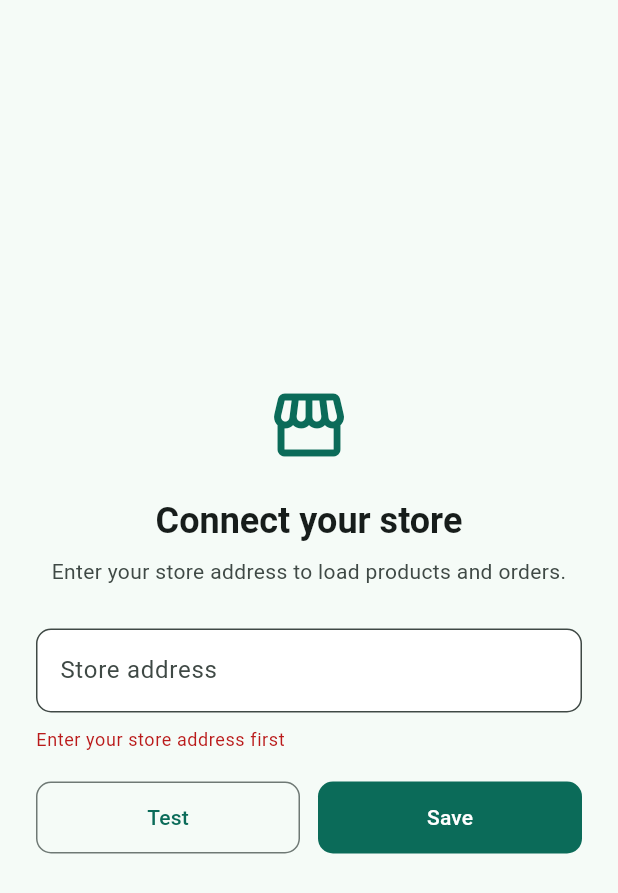
After one commit to shocktide1688/jade-cart, a Flutter app: the screen it shows after launch, after a tap on "Test", after a tap on "Save", on a phone screen of 412 x 824 dp. The commit adds this screen. Shown: the top 893 px of the screen. Run offline on Flutter 3.47's test engine with Material 3 defaults, Android fonts, the phone set to English and light mode, and no system bars; our stand-ins replace cached_network_image, cookie_jar, dio, dio_cookie_manager, flutter_riverpod, flutter_secure_storage and 1 more; network calls fail.

Commit message:
feat: 上架准备 — 隐私清单/发布签名/配置守卫/商店元数据
上架必需项:
- ios/Runner/PrivacyInfo.xcprivacy: required reason API + 采集数据类型声明, 并挂入 Xcode 工程
- Android release 签名 (key.properties, 缺失时退回 debug) + ProGuard 规则 + 混淆开启
- 文档 docs/release/app-store.md: 商店文案/关键词/审核备注/隐私标签/提交检查清单

防上架事故:
- release 包未传 --dart-define=API_BASE_URL 时不再静默连 localhost, 走 /setup 配置引导页
- Android release 缺 INTERNET 权限 (Flutter 模板只在 debug/profile 给) → 线上无法联网
- 用户可见文案统一英文 (App 面向英文独立站, 后端业务错误仍是中文)

工具:
- tool/generate_app_screenshots.sh: 深链逐页截图 → Play/App Store 尺寸
- E2E 测试对库存鲁棒 (不再假设库存充足)

```diff
--- a/mobile/lib/app.dart
+++ b/mobile/lib/app.dart
@@ -2,7 +2,9 @@ import 'package:flutter/material.dart';
 import 'package:flutter_riverpod/flutter_riverpod.dart';
 import 'package:go_router/go_router.dart';
 
+import 'package:jade_cart_mobile/app_providers.dart';
 import 'package:jade_cart_mobile/features/account/presentation/pages/account_page.dart';
+import 'package:jade_cart_mobile/features/account/presentation/pages/setup_page.dart';
 import 'package:jade_cart_mobile/features/cart/presentation/pages/cart_page.dart';
 import 'package:jade_cart_mobile/features/catalog/presentation/pages/home_page.dart';
 import 'package:jade_cart_mobile/features/catalog/presentation/pages/product_detail_page.dart';
@@ -16,9 +18,25 @@ import 'package:jade_cart_mobile/ui/app_theme.dart';
 /// 深链: jadecart:///shop/jade-tee → /shop/jade-tee (三斜杠, path 完整对齐路由);
 /// 需在 iOS Info.plist 开 FlutterDeepLinkingEnabled, Android Manifest 开 flutter_deeplinking_enabled。
 final routerProvider = Provider<GoRouter>((ref) {
+  final serverUrl = ref.watch(serverUrlProvider);
   return GoRouter(
     initialLocation: '/home',
+    // 未配置店铺地址 (release 包漏传 --dart-define) → 强制走配置引导页
+    redirect: (context, state) {
+      if (serverUrl.isEmpty && state.matchedLocation != '/setup') {
+        return '/setup';
+      }
+      if (serverUrl.isNotEmpty && state.matchedLocation == '/setup') {
+        return '/home';
+      }
+      return null;
+    },
     routes: [
+      GoRoute(
+        path: '/setup',
+        name: 'setup',
+        builder: (context, state) => const SetupPage(),
+      ),
       StatefulShellRoute.indexedStack(
         builder: (context, state, shell) => HomeShell(shell: shell),
         branches: [
--- a/mobile/lib/core/app_config.dart
+++ b/mobile/lib/core/app_config.dart
@@ -1,4 +1,6 @@
 import 'dart:io';
+
+import 'package:flutter/foundation.dart';
 
 /// 编译期 (--dart-define) 与平台默认服务器地址, 外加 URL 规范化
 abstract final class AppConfig {
@@ -7,11 +9,16 @@ abstract final class AppConfig {
     'API_BASE_URL',
   );
 
-  /// 默认 API 基址: Android 模拟器访问宿主机必须走 10.0.2.2, iOS 模拟器/桌面用 localhost
+  /// 默认 API 基址
+  ///
+  /// release 构建返回空串表示"未配置": 上架包若漏传 --dart-define, 必须让用户
+  /// 在 App 里填店铺地址, 而不是静默连到 localhost / 10.0.2.2 (用户会拿到一个用不了的 App)。
+  /// debug 构建用平台默认地址, 方便本地开发。
   static String get apiBaseUrl {
     if (configuredApiBaseUrl.isNotEmpty) {
       return normalizeServerUrl(configuredApiBaseUrl);
     }
+    if (kReleaseMode) return '';
     if (Platform.isAndroid) return 'http://10.0.2.2:8090';
     return 'http://localhost:8090';
   }
@@ -26,7 +33,7 @@ String normalizeServerUrl(String raw) {
   try {
     uri = Uri.parse(trimmed);
   } on FormatException {
-    throw const FormatException('服务器地址无效');
+    throw const FormatException('Invalid server address');
   }
   final isHttp = uri.scheme == 'http' || uri.scheme == 'https';
   final hasBarePath = uri.path.isNotEmpty && uri.path != '/';
@@ -36,7 +43,9 @@ String normalizeServerUrl(String raw) {
       uri.hasQuery ||
       uri.hasFragment ||
       hasBarePath) {
-    throw const FormatException('服务器地址需形如 http(s)://host:port');
+    throw const FormatException(
+      'Server address must look like http(s)://host:port',
+    );
   }
   final port = uri.hasPort ? ':${uri.port}' : '';
   return '${uri.scheme}://${uri.host}$port';
--- a/mobile/lib/core/models.dart
+++ b/mobile/lib/core/models.dart
@@ -7,7 +7,7 @@ JsonMap asJsonMap(Object? value) {
   if (value is Map) {
     return value.map((key, item) => MapEntry(key.toString(), item));
   }
-  throw const FormatException('服务器数据格式不正确');
+  throw const FormatException('Unexpected server response format');
 }
 
 /// 断言值是 JSON 对象数组
@@ -15,7 +15,7 @@ List<JsonMap> asJsonMapList(Object? value) {
   if (value is List) {
     return value.map(asJsonMap).toList(growable: false);
   }
-  throw const FormatException('服务器数据格式不正确');
+  throw const FormatException('Unexpected server response format');
 }
 
 String stringOf(JsonMap json, String key, [String fallback = '']) {
--- a/mobile/lib/core/repositories.dart
+++ b/mobile/lib/core/repositories.dart
@@ -60,7 +60,7 @@ class CartRepository {
     final data = await _api.getData('/api/store/cart/count');
     if (data is num) return data.toInt();
     if (data == null) return 0;
-    throw const FormatException('服务器数据格式不正确');
+    throw const FormatException('Unexpected server response format');
   }
 
   Future<CartView> addItem(int variantId, {int quantity = 1}) async {
--- a/mobile/lib/core/server_config.dart
+++ b/mobile/lib/core/server_config.dart
@@ -64,7 +64,7 @@ Future<Duration> testServerConnection(String serverUrl, {Dio? dio}) async {
       ),
     );
     if (response.statusCode != 200) {
-      throw ApiFailure('健康检查返回 HTTP ${response.statusCode}');
+      throw ApiFailure('Health check returned HTTP ${response.statusCode}');
     }
     return stopwatch.elapsed;
   } on DioException catch (error) {
--- /dev/null
+++ b/mobile/lib/features/account/presentation/pages/setup_page.dart
@@ -0,0 +1,164 @@
+import 'package:flutter/material.dart';
+import 'package:flutter_riverpod/flutter_riverpod.dart';
+import 'package:go_router/go_router.dart';
+
+import 'package:jade_cart_mobile/app_providers.dart';
+import 'package:jade_cart_mobile/core/server_config.dart';
+
+/// 配置引导页: release 包未内置店铺地址时展示, 让用户填自己的店铺地址
+class SetupPage extends ConsumerStatefulWidget {
+  const SetupPage({super.key});
+
+  @override
+  ConsumerState<SetupPage> createState() => _SetupPageState();
+}
+
+class _SetupPageState extends ConsumerState<SetupPage> {
+  final _controller = TextEditingController();
+  String _status = '';
+  bool _testing = false;
+  bool _saving = false;
+
+  @override
+  void dispose() {
+    _controller.dispose();
+    super.dispose();
+  }
+
+  @override
+  Widget build(BuildContext context) {
+    final theme = Theme.of(context);
+    return Scaffold(
+      body: SafeArea(
+        child: Center(
+          child: SingleChildScrollView(
+            padding: const EdgeInsets.all(24),
+            child: ConstrainedBox(
+              constraints: const BoxConstraints(maxWidth: 420),
+              child: Column(
+                crossAxisAlignment: CrossAxisAlignment.stretch,
+                children: [
+                  Icon(
+                    Icons.storefront_outlined,
+                    size: 56,
+                    color: theme.colorScheme.primary,
+                  ),
+                  const SizedBox(height: 20),
+                  Text(
+                    'Connect your store',
+                    textAlign: TextAlign.center,
+                    style: theme.textTheme.headlineSmall?.copyWith(
+                      fontWeight: FontWeight.w700,
+                    ),
+                  ),
+                  const SizedBox(height: 8),
+                  Text(
+                    'Enter your store address to load products and orders.',
+                    textAlign: TextAlign.center,
+                    style: theme.textTheme.bodyMedium?.copyWith(
+                      color: theme.colorScheme.onSurfaceVariant,
+                    ),
+                  ),
+                  const SizedBox(height: 28),
+                  TextField(
+                    controller: _controller,
+                    keyboardType: TextInputType.url,
+                    autocorrect: false,
+                    decoration: const InputDecoration(
+                      labelText: 'Store address',
+                      hintText: 'https://your-store.example.com',
+                    ),
+                    onSubmitted: (_) => _save(),
+                  ),
+                  if (_status.isNotEmpty) ...[
+                    const SizedBox(height: 10),
+                    Text(
+                      _status,
+                      style: theme.textTheme.bodySmall?.copyWith(
+                        color: _status.startsWith('OK')
+                            ? theme.colorScheme.primary
+                            : theme.colorScheme.error,
+                      ),
+                    ),
+                  ],
+                  const SizedBox(height: 20),
+                  Row(
+                    children: [
+                      Expanded(
+                        child: OutlinedButton(
+                          onPressed: _testing ? null : _test,
+                          child: _testing
+                              ? const SizedBox(
+                                  height: 18,
+                                  width: 18,
+                                  child: CircularProgressIndicator(
+                                    strokeWidth: 2,
+                                  ),
+                                )
+                              : const Text('Test'),
+                        ),
+                      ),
+                      const SizedBox(width: 12),
+                      Expanded(
+                        child: FilledButton(
+                          onPressed: _saving ? null : _save,
+                          child: const Text('Save'),
+                        ),
+                      ),
+                    ],
+                  ),
+                ],
+              ),
+            ),
+          ),
+        ),
+      ),
+    );
+  }
+
+  Future<void> _test() async {
+    final url = _controller.text.trim();
+    if (url.isEmpty) {
+      setState(() => _status = 'Enter your store address first');
+      return;
+    }
+    setState(() {
+      _testing = true;
+      _status = '';
+    });
+    try {
+      final elapsed = await testServerConnection(url);
+      if (!mounted) return;
+      setState(() => _status = 'Connected · ${elapsed.inMilliseconds} ms');
+    } on Exception catch (error) {
+      if (!mounted) return;
+      setState(() => _status = '$error');
+    } finally {
+      if (mounted) setState(() => _testing = false);
+    }
+  }
+
+  Future<void> _save() async {
+    final url = _controller.text.trim();
+    if (url.isEmpty) {
+      setState(() => _status = 'Enter your store address first');
+      return;
+    }
+    setState(() {
+      _saving = true;
+      _status = '';
+    });
+    try {
+      await ref.read(serverUrlProvider.notifier).update(url);
+      if (!mounted) return;
+      if (ref.read(serverUrlProvider).isNotEmpty) {
+        context.go('/home');
+      }
+    } on Exception catch (error) {
+      if (!mounted) return;
+      setState(() => _status = '$error');
+    } finally {
+      if (mounted) setState(() => _saving = false);
+    }
+  }
+}
--- a/mobile/lib/features/catalog/presentation/pages/product_detail_page.dart
+++ b/mobile/lib/features/catalog/presentation/pages/product_detail_page.dart
@@ -48,8 +48,8 @@ class _ProductDetailPageState extends ConsumerState<ProductDetailPage> {
         ? [product.mainImagePath]
         : product.imagePaths;
     return ListView(
-      // 底部留出吸底"Add to cart"按钮的高度, 否则内容被遮住
-      padding: const EdgeInsets.only(bottom: 100),
+      // 底部留出吸底"Add to cart"按钮 + 数量步进器的高度, 否则内容被遮住
+      padding: const EdgeInsets.only(bottom: 160),
       children: [
         // 4:5 + contain: 与 SSR 端 PDP 一致, 不裁切商家素材 (竖版营销图顶部常带文字)
         AspectRatio(
--- a/mobile/lib/features/checkout/presentation/controllers/checkout_controllers.dart
+++ b/mobile/lib/features/checkout/presentation/controllers/checkout_controllers.dart
@@ -76,7 +76,7 @@ class CheckoutController extends StateNotifier<CheckoutState> {
       mode: LaunchMode.externalApplication,
     );
     if (!launched) {
-      state = state.copyWith(error: '无法打开支付页面');
+      state = state.copyWith(error: 'Could not open the payment page');
     }
   }
 }
--- a/mobile/lib/features/checkout/presentation/pages/checkout_page.dart
+++ b/mobile/lib/features/checkout/presentation/pages/checkout_page.dart
@@ -106,8 +106,8 @@ class _CheckoutPageState extends ConsumerState<CheckoutPage> {
               ),
               validator: (value) {
                 final text = value?.trim() ?? '';
-                if (text.isEmpty) return '请填写邮箱';
-                if (!text.contains('@')) return '邮箱格式不正确';
+                if (text.isEmpty) return 'Email is required';
+                if (!text.contains('@')) return 'Enter a valid email address';
                 return null;
               },
             ),
```
Also changed, not shown: mobile/lib/core/api_client.dart (+13 -6 lines), 11 other files.
